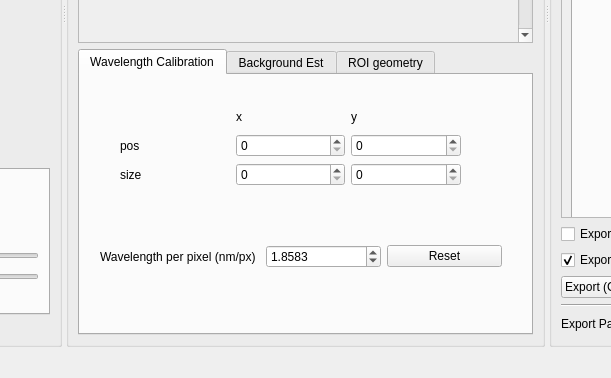
Old version of the form UI/UI_Mainwindow.ui in the repository garid3000/bps_spectrometer_gui; both pictures show x 276 to 887 and y 370 to 748 of the 1229 by 748 pixel window.
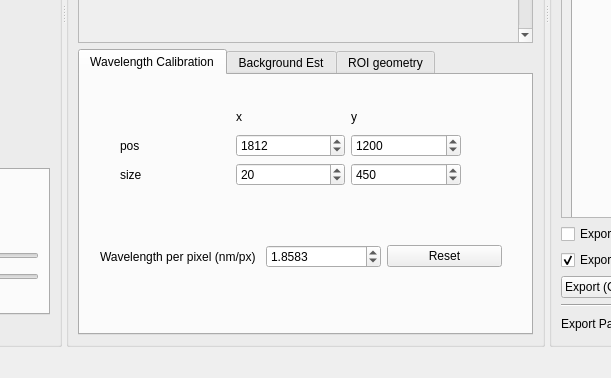
New version of the form. Icons and pictures are not drawn. Custom widgets are drawn as their Qt base class.

Commit message: Regular update: 2025-04-28 15h57 lceaning up

The edit to the form file:
```diff
--- a/UI/UI_Mainwindow.ui
+++ b/UI/UI_Mainwindow.ui
@@ -382,7 +382,7 @@
              <string>Wavelength per pixel (nm/px)</string>
             </property>
            </widget>
-           <widget class="QWidget" name="">
+           <widget class="QWidget" name="layoutWidget">
             <property name="geometry">
              <rect>
               <x>40</x>
@@ -418,6 +418,12 @@
                <property name="maximum">
                 <number>4000</number>
                </property>
+               <property name="singleStep">
+                <number>2</number>
+               </property>
+               <property name="value">
+                <number>1812</number>
+               </property>
               </widget>
              </item>
              <item row="1" column="2">
@@ -425,6 +431,12 @@
                <property name="maximum">
                 <number>4000</number>
                </property>
+               <property name="singleStep">
+                <number>2</number>
+               </property>
+               <property name="value">
+                <number>1200</number>
+               </property>
               </widget>
              </item>
              <item row="2" column="0">
@@ -437,7 +449,13 @@
              <item row="2" column="1">
               <widget class="QSpinBox" name="sb_roi759_sizx">
                <property name="maximum">
-                <number>4000</number>
+                <number>100</number>
+               </property>
+               <property name="singleStep">
+                <number>2</number>
+               </property>
+               <property name="value">
+                <number>20</number>
                </property>
               </widget>
              </item>
@@ -446,6 +464,12 @@
                <property name="maximum">
                 <number>4000</number>
                </property>
+               <property name="singleStep">
+                <number>2</number>
+               </property>
+               <property name="value">
+                <number>450</number>
+               </property>
               </widget>
              </item>
             </layout>
```
The commit also changes 2 other files.
